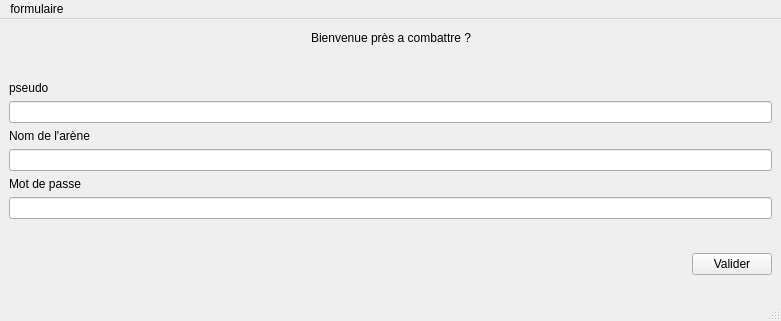
First picture: the form in formulaire.ui, repository Rouillou/Application_Python, before the edit.
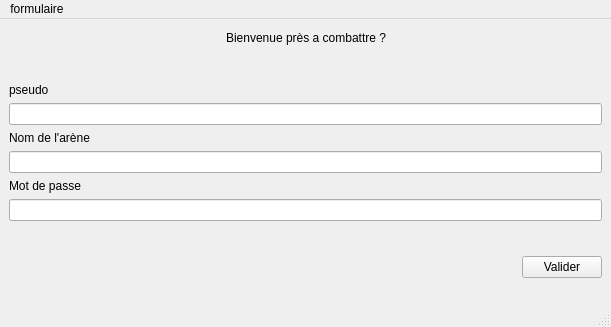
Second picture: the form after the edit.

```diff
--- a/formulaire.ui
+++ b/formulaire.ui
@@ -6,8 +6,8 @@
    <rect>
     <x>0</x>
     <y>0</y>
-    <width>781</width>
-    <height>321</height>
+    <width>611</width>
+    <height>327</height>
    </rect>
   </property>
   <property name="windowTitle">
@@ -172,7 +172,7 @@
     <rect>
      <x>0</x>
      <y>0</y>
-     <width>781</width>
+     <width>611</width>
      <height>26</height>
     </rect>
    </property>
```
Left out of the diff: 73 changed lines with no effect on the pictures.
